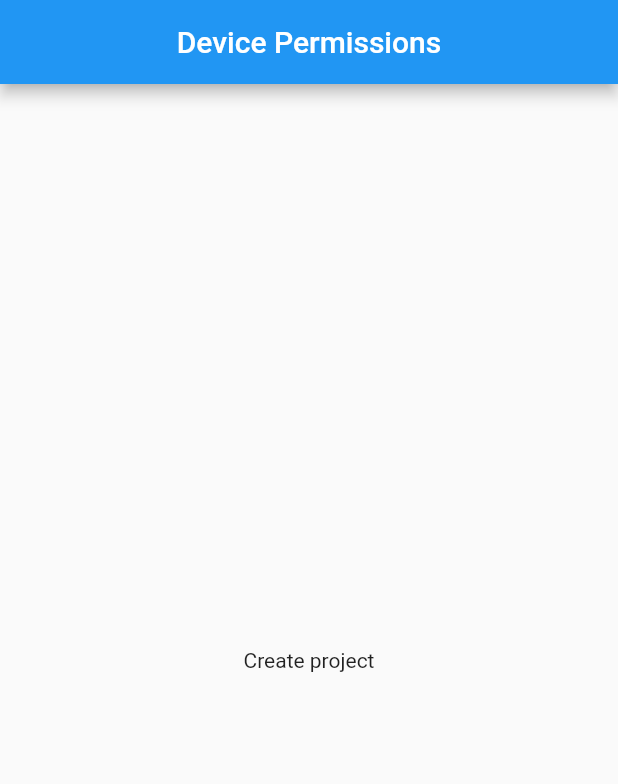
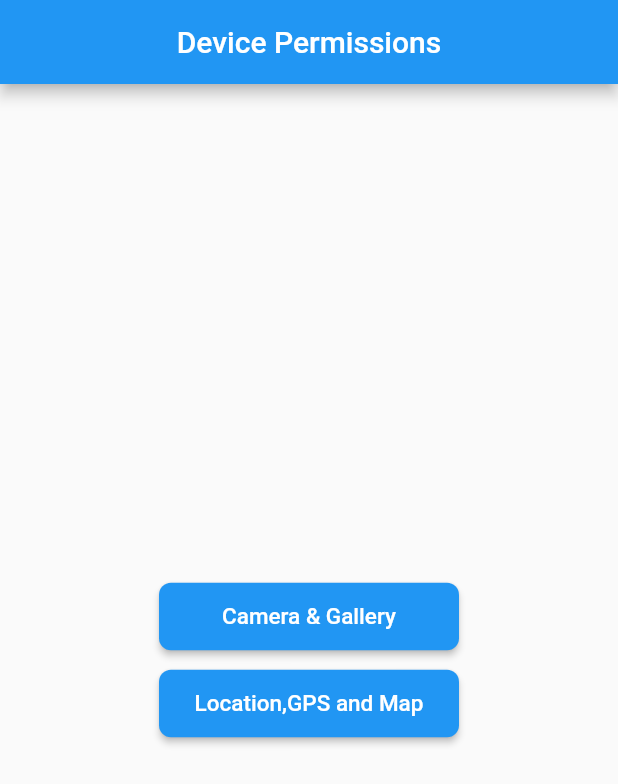
Before and after one commit to vohoangtuit/flutter_device_permissions, a Flutter app: the screen it shows after launch, on a phone screen of 412 x 824 dp. Shown: the top 784 px of the screen. Run offline on Flutter 3.47's test engine with Material 2 defaults, Android fonts, the phone set to English and light mode, and no system bars; our stand-ins replace image_picker.

Commit message:
make permissions on camera and gallery

```diff
--- /dev/null
+++ b/flutter_app/lib/custom_widget/normal_button.dart
@@ -0,0 +1,25 @@
+import 'package:flutter/material.dart';
+import 'package:flutter_app/custom_widget/base.dart';
+
+class NormalButton extends StatelessWidget {
+  final VoidCallback onPressed;
+  final String title;
+  NormalButton({@required this.onPressed,@required this.title});
+  @override
+  Widget build(BuildContext context) {
+    return ButtonTheme(
+      minWidth: 200,
+      height: 45,
+      child: RaisedButton(
+        onPressed: onPressed,
+        color: Colors.blue,
+        shape: RoundedRectangleBorder(
+            borderRadius: new BorderRadius.circular(8.0)),
+        child: Text(
+          title,
+          style:textButtonWhiteNormal(),
+        ),
+      ),
+    );
+  }
+}
--- a/flutter_app/lib/main.dart
+++ b/flutter_app/lib/main.dart
@@ -1,4 +1,7 @@
 import 'package:flutter/material.dart';
+import 'package:flutter_app/custom_widget/normal_button.dart';
+import 'package:flutter_app/views/camera_and_flie/camera_and_file.dart';
+import 'package:flutter_app/views/location_gps_and_map/location_gps_and_map.dart';
 
 void main() {
   runApp(MyApp());
@@ -33,13 +36,16 @@ class _MyHomePageState extends State<MyHomePage> {
         centerTitle: true,
       ),
       body: Center(
-
         child: Column(
           mainAxisAlignment: MainAxisAlignment.center,
           children: <Widget>[
-            Text(
-              'Create project',
-            ),
+            NormalButton(onPressed: (){
+              Navigator.push(context, MaterialPageRoute(builder: (context)=>CameraAndFileScreen()));
+            },title:'Camera & Gallery'),
+            SizedBox(height: 10,),
+            NormalButton(onPressed: (){
+              Navigator.push(context, MaterialPageRoute(builder: (context)=>LocationGPSAndMap()));
+            },title:'Location,GPS and Map'),
           ],
         ),
       ),
--- a/flutter_app/pubspec.yaml
+++ b/flutter_app/pubspec.yaml
@@ -28,6 +28,7 @@ dependencies:
   # The following adds the Cupertino Icons font to your application.
   # Use with the CupertinoIcons class for iOS style icons.
   cupertino_icons: ^0.1.3
+  image_picker: ^0.6.7+4
 
 dev_dependencies:
   flutter_test:
```
Also changed, not shown: flutter_app/lib/custom_widget/base.dart (added, +47 -0 lines), flutter_app/lib/views/camera_and_flie/camera_and_file.dart (added, +84 -0 lines), flutter_app/lib/views/location_gps_and_map/location_gps_and_map.dart (added, +16 -0 lines), flutter_app/pubspec.lock, 2 other files.
